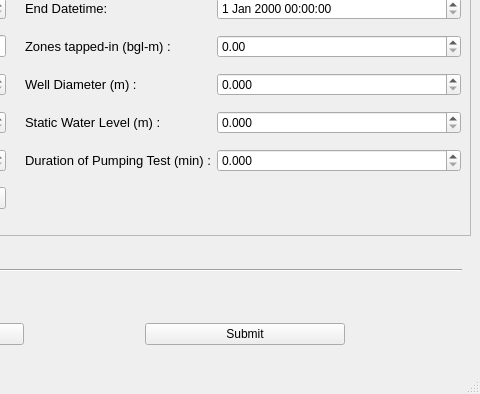
dhairyashil-G/CGWB-Desktop-App, file create_well.ui: the form before one commit; both pictures show x 309 to 789 and y 206 to 600 of the 789 by 600 pixel window.
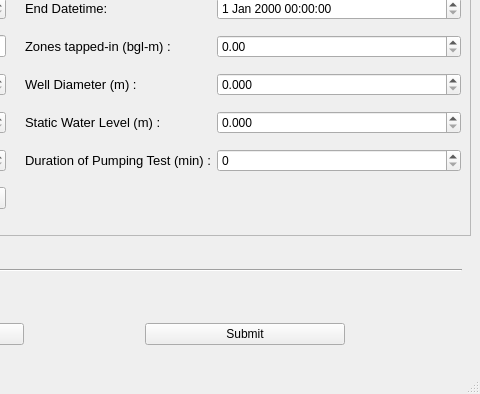
The form after the commit.

Diff of the .ui file:
```diff
--- a/create_well.ui
+++ b/create_well.ui
@@ -217,10 +217,10 @@
        <item row="12" column="5">
         <widget class="QDoubleSpinBox" name="timepumpingstopped_spinbox">
          <property name="decimals">
-          <number>3</number>
+          <number>0</number>
          </property>
          <property name="maximum">
-          <double>99999.990000000005239</double>
+          <double>100000.000000000000000</double>
          </property>
         </widget>
        </item>
```
